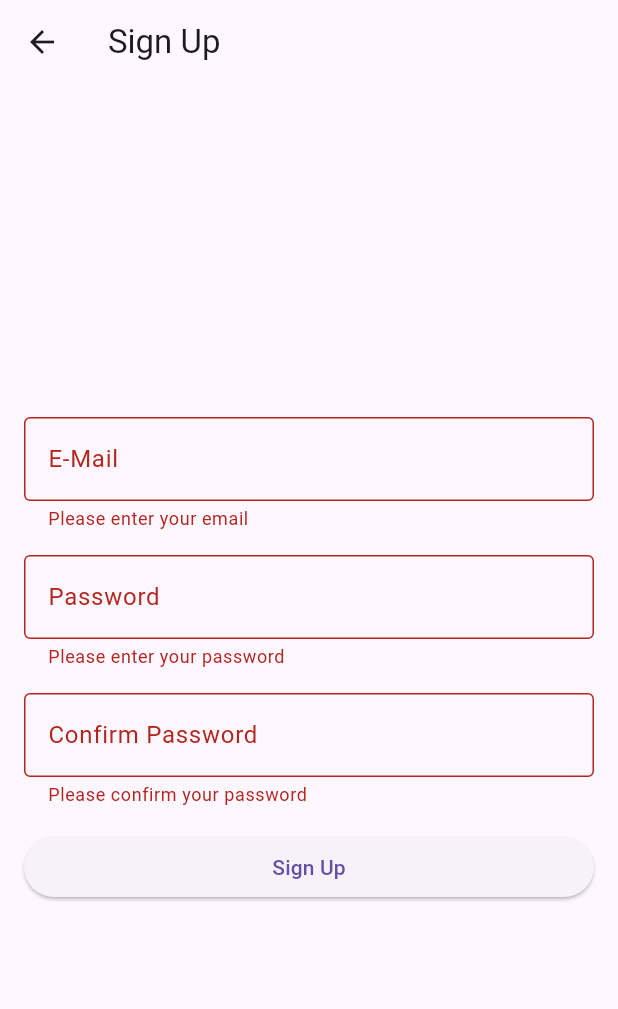
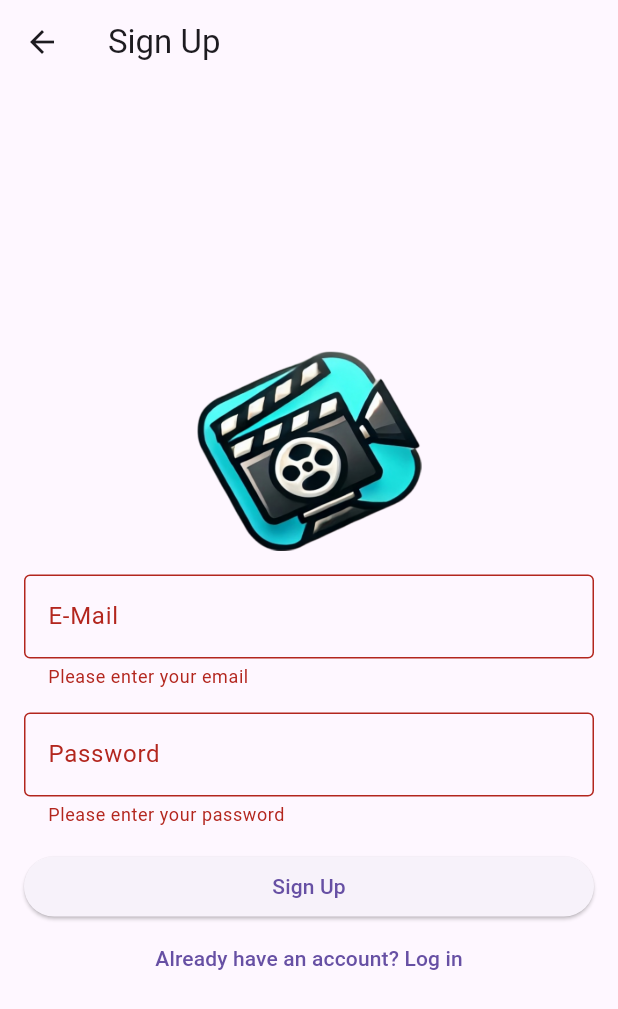
Before and after one commit to 3msd5/my_flutter_project, a Flutter app: the SignUpPage screen opened directly, after a tap on "Sign Up", on a phone screen of 412 x 824 dp. Shown: the top 1009 px of the screen. Run offline on Flutter 3.47's test engine with Material 3 defaults, Android fonts, the phone set to English and light mode, and no system bars; our stand-ins replace firebase_auth, firebase_core; accounts and stored records are empty; network calls fail.

Commit message:
added logo

```diff
--- a/lib/pages/signUp.dart
+++ b/lib/pages/signUp.dart
@@ -1,6 +1,6 @@
 import 'package:firebase_auth/firebase_auth.dart';
 import 'package:flutter/material.dart';
-import 'HomePage.dart'; // Kayıt başarılıysa gidilecek sayfa
+import 'LoginPage.dart'; // Giriş sayfasına yönlendirme
 
 class SignUpPage extends StatefulWidget {
   @override
@@ -10,11 +10,11 @@ class SignUpPage extends StatefulWidget {
 class _SignUpPageState extends State<SignUpPage> {
   final TextEditingController _emailController = TextEditingController();
   final TextEditingController _passwordController = TextEditingController();
-  final TextEditingController _confirmPasswordController = TextEditingController();
   final GlobalKey<FormState> _formKey = GlobalKey<FormState>();
   bool _isLoading = false;
   String _errorMessage = '';
 
+  // Form doğrulama
   bool _validateInputs() {
     return _formKey.currentState?.validate() ?? false;
   }
@@ -25,6 +25,7 @@ class _SignUpPageState extends State<SignUpPage> {
       _errorMessage = '';
     });
 
+    // Giriş yapılmadan önce inputları doğrula
     if (!_validateInputs()) {
       setState(() {
         _isLoading = false;
@@ -33,27 +34,28 @@ class _SignUpPageState extends State<SignUpPage> {
     }
 
     try {
-      if (_passwordController.text != _confirmPasswordController.text) {
-        setState(() {
-          _errorMessage = 'Passwords do not match';
-          _isLoading = false;
-        });
-        return;
-      }
-
+      // Firebase Authentication ile kullanıcı kaydı
       await FirebaseAuth.instance.createUserWithEmailAndPassword(
         email: _emailController.text,
         password: _passwordController.text,
       );
 
-      // Kayıt başarılıysa, HomePage'e yönlendir
+      // Kayıt işlemi başarılıysa, giriş sayfasına yönlendir
       Navigator.pushReplacement(
         context,
-        MaterialPageRoute(builder: (context) => HomePage()),
+        MaterialPageRoute(builder: (context) => LoginPage()),
       );
+
+      // Başarılı kayıttan sonra formu temizle
+      _emailController.clear();
+      _passwordController.clear();
     } on FirebaseAuthException catch (e) {
+      // Firebase Auth hatası yönetimi
       setState(() {
         _errorMessage = e.message ?? 'An error occurred';
+      });
+    } finally {
+      setState(() {
         _isLoading = false;
       });
     }
@@ -71,6 +73,15 @@ class _SignUpPageState extends State<SignUpPage> {
             mainAxisAlignment: MainAxisAlignment.center,
             crossAxisAlignment: CrossAxisAlignment.stretch,
             children: [
+              // Görseli ekleyin
+              Center(
+                child: Image.asset(
+                  'assets/images/moviescoutlogo.png', // Görselin yolu
+                  height: 150, // Yükseklik isteğe göre ayarlanabilir
+                  width: 150,  // Genişlik isteğe göre ayarlanabilir
+                ),
+              ),
+              SizedBox(height: 16),
               // E-posta input
               TextFormField(
                 controller: _emailController,
@@ -109,31 +120,23 @@ class _SignUpPageState extends State<SignUpPage> {
                 },
               ),
               SizedBox(height: 16),
-              // Şifre onay input
-              TextFormField(
-                controller: _confirmPasswordController,
-                decoration: InputDecoration(
-                  labelText: 'Confirm Password',
-                  border: OutlineInputBorder(),
-                ),
-                obscureText: true,
-                validator: (value) {
-                  if (value == null || value.isEmpty) {
-                    return 'Please confirm your password';
-                  }
-                  if (value != _passwordController.text) {
-                    return 'Passwords do not match';
-                  }
-                  return null;
-                },
-              ),
-              SizedBox(height: 16),
               // Kayıt ol butonu
               _isLoading
                   ? Center(child: CircularProgressIndicator())
                   : ElevatedButton(
-                onPressed: _signUp,
+                onPressed: _signUp, // Kayıt ol butonuna tıklandığında _signUp() fonksiyonu çalışacak
                 child: Text('Sign Up'),
+              ),
+              // Zaten hesabınız var mı? linki
+              TextButton(
+                onPressed: () {
+                  // Giriş sayfasına yönlendirme
+                  Navigator.pushReplacement(
+                    context,
+                    MaterialPageRoute(builder: (context) => LoginPage()),
+                  );
+                },
+                child: Text("Already have an account? Log in"),
               ),
               // Hata mesajı
               if (_errorMessage.isNotEmpty) ...[
```
Also changed, not shown: lib/pages/ResetPasswordPage.dart (+9 -0 lines).
